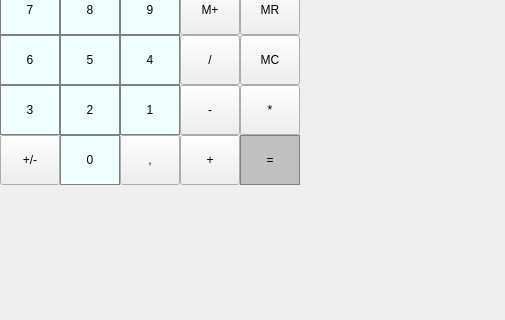
This is Calculator/Calculator/Calculator.ui in heIIoad/Calculator as Qt 5 draws it before an edit; both pictures show x 0 to 505 and y 112 to 432 of the 505 by 568 pixel window. The edited form follows.
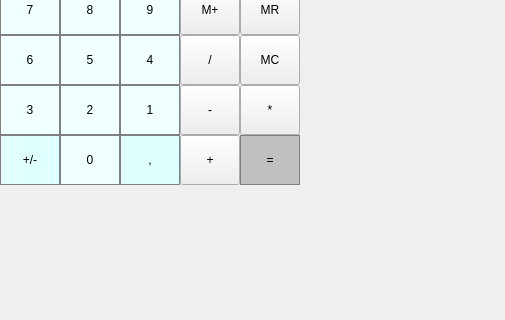
This is the edited form.

Commit message: changing of calculator colors

The edit to the form file:
```diff
--- a/Calculator/Calculator/Calculator.ui
+++ b/Calculator/Calculator/Calculator.ui
@@ -427,6 +427,25 @@
       <height>50</height>
      </rect>
     </property>
+    <property name="styleSheet">
+     <string notr="true">QPushButton{
+	border: 1px solid grey;
+	background-color: LightCyan;
+}
+
+
+QPushButton:hover:pressed{
+	border: 1px solid grey;
+	background-color: Aquamarine;
+}
+
+QPushButton:hover{
+	border: 1px solid grey;
+	background-color: PaleTurquoise;
+}
+
+</string>
+    </property>
     <property name="text">
      <string>+/-</string>
     </property>
@@ -506,6 +525,25 @@
       <height>50</height>
      </rect>
     </property>
+    <property name="styleSheet">
+     <string notr="true">QPushButton{
+	border: 1px solid grey;
+	background-color: LightCyan;
+}
+
+
+QPushButton:hover:pressed{
+	border: 1px solid grey;
+	background-color: Aquamarine;
+}
+
+QPushButton:hover{
+	border: 1px solid grey;
+	background-color: PaleTurquoise;
+}
+
+</string>
+    </property>
     <property name="text">
      <string>,</string>
     </property>
```
The commit also changes 1 other file.
